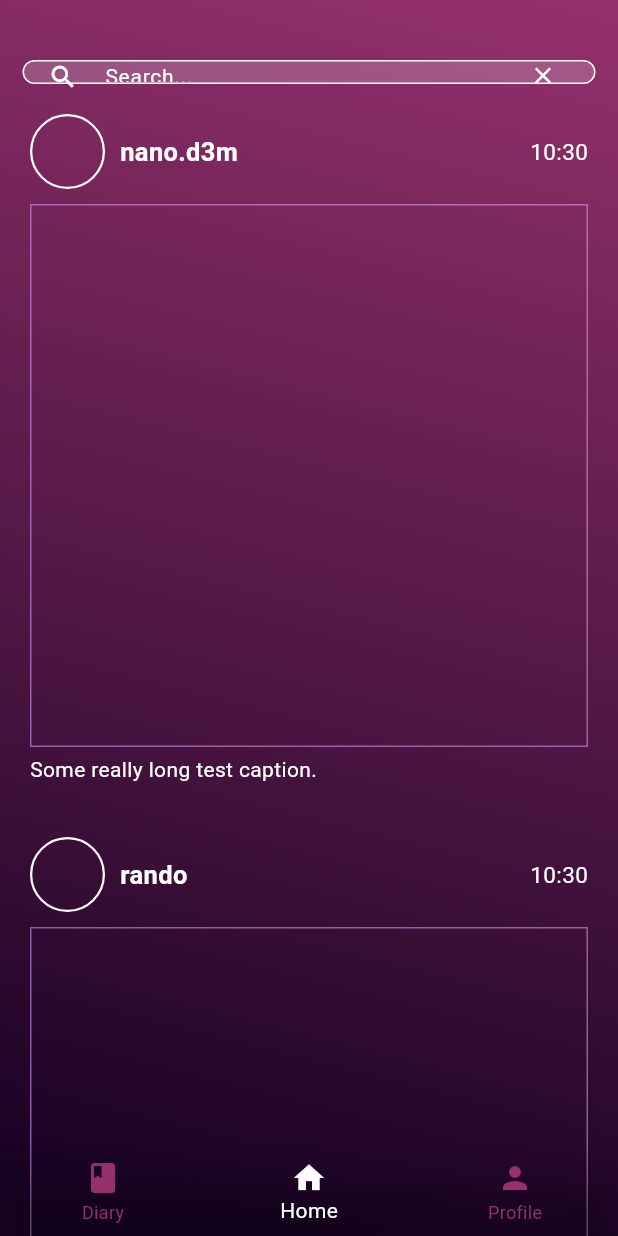
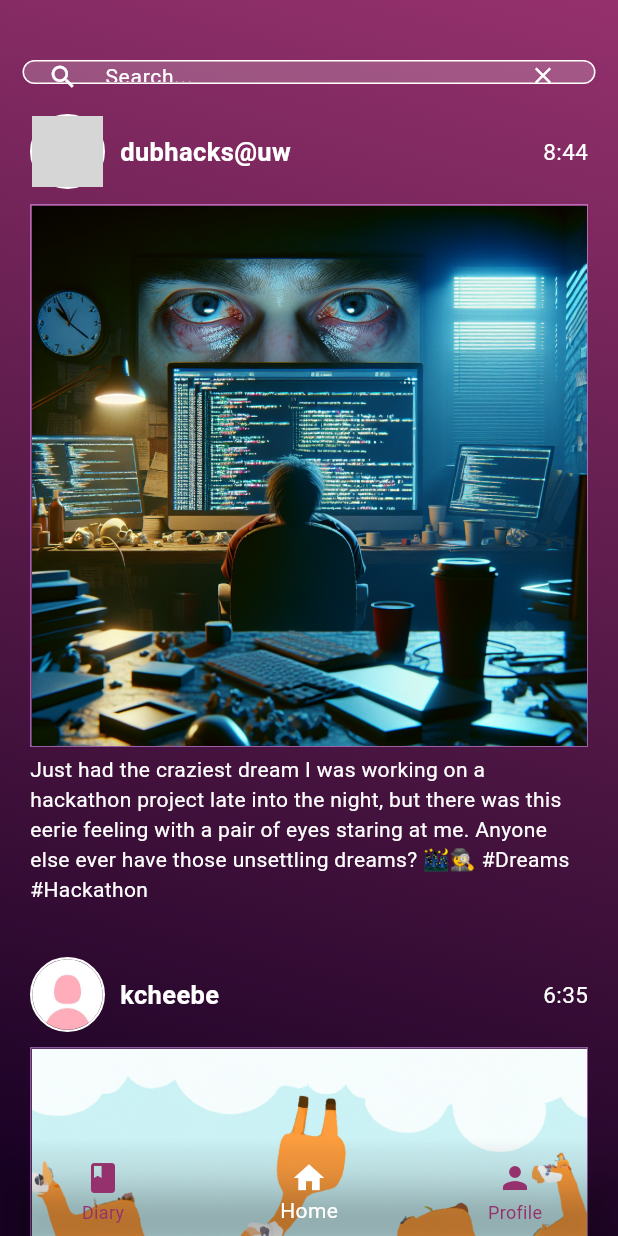
Before and after one commit to gobrianyu/dubhacks-24, a Flutter app: the screen it shows after launch, on a phone screen of 412 x 824 dp. Run offline on Flutter 3.47's test engine with Material 3 defaults, Android fonts, the phone set to English and light mode, and no system bars; our stand-ins replace circular_countdown_timer, hive, table_calendar; accounts and stored records are empty; grey boxes are pictures that could not be loaded.

Commit message:
hardcoded some posts for home feed; tweaked perplexity text enhancer

```diff
--- a/dubhacks24_flutter_frontend/lib/diary_entry.dart
+++ b/dubhacks24_flutter_frontend/lib/diary_entry.dart
@@ -222,7 +222,7 @@ class _DiaryEntryState extends State<DiaryEntry>{
     const String baseUrl = "https://api.perplexity.ai";
     const String endpoint = "/chat/completions";
 
-    final String finalPrompt = "Summarize under 500 characters: $prompt. Write from the perspective of a person posting about their own dream on social media.";
+    final String finalPrompt = "Summarize under 500 characters: $prompt. Write from the perspective of a person talking about their own dream.";
 
     final Map<String, dynamic> requestBody = {
       "model": "llama-3.1-sonar-small-128k-chat",
--- a/dubhacks24_flutter_frontend/lib/socials.dart
+++ b/dubhacks24_flutter_frontend/lib/socials.dart
@@ -81,6 +81,12 @@ class SocialsState extends State<Socials> {
                 border: Border.all(color: textColour, width: 1.5),
                 shape: BoxShape.circle
               ),
+              child: ClipOval(
+                child: Image.asset(
+                  post.profilePic, // Load the profile picture from assets
+                  fit: BoxFit.cover, // Ensure the image covers the circle without distortion
+                ),
+              ),
             ),
             Text(post.username, style: TextStyle(color: textColour, fontWeight: FontWeight.w600, fontSize: 17)),
             Spacer(),
@@ -93,12 +99,13 @@ class SocialsState extends State<Socials> {
             margin: EdgeInsets.only(top: 10),
             decoration: BoxDecoration(
               border: Border.all(color: Color.fromARGB(136, 230, 163, 255))
-            )
+            ),
+            child: ClipRect(child: Image(image: AssetImage(post.imageLink), fit: BoxFit.cover))
           ),
         ),
         Padding(
           padding: const EdgeInsets.only(top: 5, bottom: 5),
-          child: Text('Some really long test caption.', style: TextStyle(color: textColour)),
+          child: Text(post.caption, style: TextStyle(color: textColour)),
         ),
         SizedBox(height: 30)
       ],
@@ -155,10 +162,10 @@ class SocialsState extends State<Socials> {
 
   // temp? tester function to hardcode posts in user's feed
   void initFeed() {
-    final post1 = DreamPost(username: 'nano.d3m', time: DateTime.now(), profilePic: 'unknown', caption: '@dubhacks for 2024. 10th year anni!', imageLink: '');
-    final post2 = DreamPost(username: 'rando', time: DateTime.now(), profilePic: 'profilePic', caption: 'RAHHHH', imageLink: '');
-    feed.add(post1);
-    feed.add(post2);
+    feed.add(DreamPost(username: 'dubhacks@uw', time: DateTime.parse('2024-10-13 08:44:00Z'), profilePic: 'assets/images/dubhacks.png', caption: 'Just had the craziest dream I was working on a hackathon project late into the night, but there was this eerie feeling with a pair of eyes staring at me. Anyone else ever have those unsettling dreams? 🌃🕵️ #Dreams #Hackathon', imageLink: 'assets/images/6.png'));
+    feed.add(DreamPost(username: 'kcheebe', time: DateTime.parse('2024-10-13 06:35:00Z'), profilePic: 'assets/images/default.png', caption: 'Hey everyone I just had the craziest dream last night. I was walking through a lush green meadow filled with adorable llamas. They were all so fluffy and friendly, and I couldn\'t help but feel a deep connection to them. I know it sounds silly, but it really left an impression on me. Anyone else ever have dreams that feel so real? #LlamaDreams #DreamsThatFeelReal', imageLink: 'assets/images/7.png'));
+    feed.add(DreamPost(username: 'tamsynnn', time: DateTime.parse('2024-10-13 06:35:00Z'), profilePic: 'assets/images/default.png', caption: 'Just had the craziest dream I was at the zoo, and all the animals could talk. The monkeys were chatting about their favorite fruits, while the lions were discussing the latest savannah gossip. Even the penguins were sharing jokes. #TalkingAnimals #ZooDreams #WildNightmares', imageLink: 'assets/images/8.png'));
+    feed.add(DreamPost(username: 'mallard23', time: DateTime.parse('2024-10-13 06:35:00Z'), profilePic: 'assets/images/default.png', caption: 'I had a pretty vivid dream last night. In it, I was standing in a lush green meadow filled with llamas. Suddenly, one of the llamas started running frantically and fell into a deep hole that seemed to appear out of nowhere. The other llamas were startled and began to panic, trying to help their fallen friend. The scene was quite surreal and left me feeling a bit uneasy when I woke up. I\'m not sure what it could mean, but it\'s definitely stuck with me.', imageLink: 'assets/images/9.png'));
   }
 }
 
```
Also changed, not shown: dubhacks24_flutter_frontend/assets/images/6.png (added), dubhacks24_flutter_frontend/assets/images/7.png (added), dubhacks24_flutter_frontend/assets/images/8.png (added), dubhacks24_flutter_frontend/assets/images/9.png (added), dubhacks24_flutter_frontend/assets/images/dubhacks_pfp.png (added).
